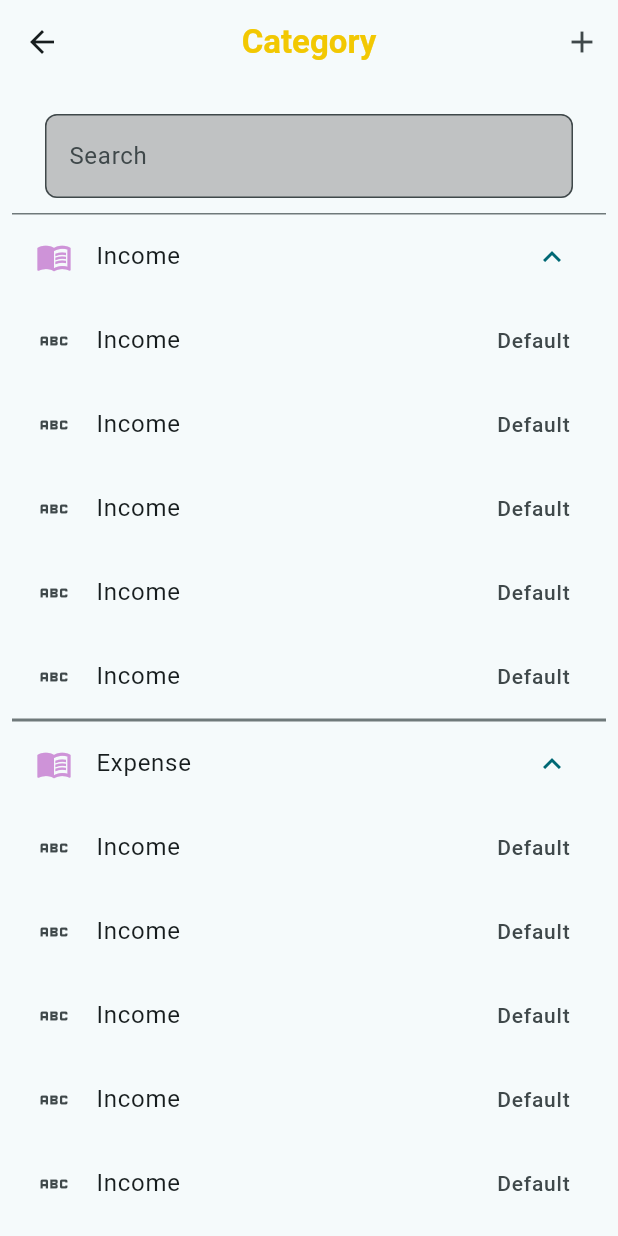
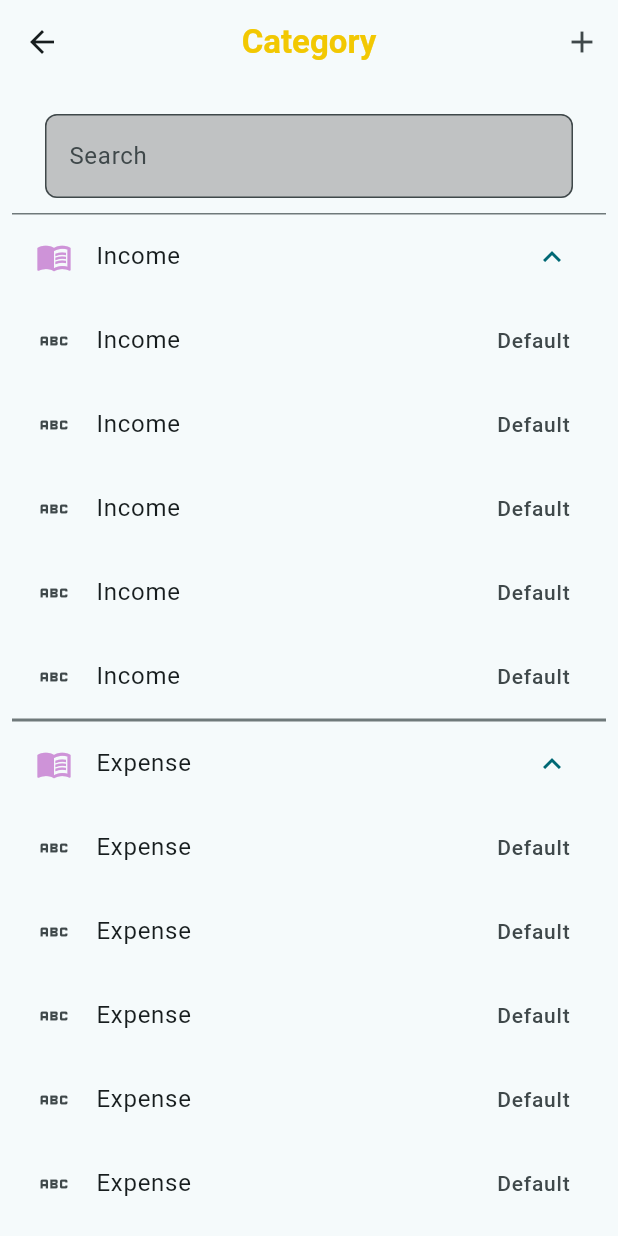
Before and after one commit to DiseirangCHHEUN/expense_tracker_ass, a Flutter app: the CategoryView screen opened directly, after a tap on "Income", after a tap on "Expense", on a phone screen of 412 x 824 dp. Run offline on Flutter 3.47's test engine with Material 3 defaults, Android fonts, the phone set to English and light mode, and no system bars; our stand-ins replace get, google_fonts, hive, hive_flutter, icons_plus, image_cropper and 1 more; missing offline and left inert: curved_navigation_bar_with_label; accounts and stored records are empty.

Commit message:
Update category_view.dart

```diff
--- a/lib/views/category/category_view.dart
+++ b/lib/views/category/category_view.dart
@@ -79,7 +79,7 @@ class CategoryView extends GetView<CategoryController> {
                 itemCount: 15,
                 itemBuilder: (context, index) => ListTile(
                   leading: const Icon(Icons.abc),
-                  title: Text('income'.tr),
+                  title: Text('expense'.tr),
                   trailing: const Text(
                     'Default',
                     style: TextStyle(fontSize: AppSizes.s14),
```
